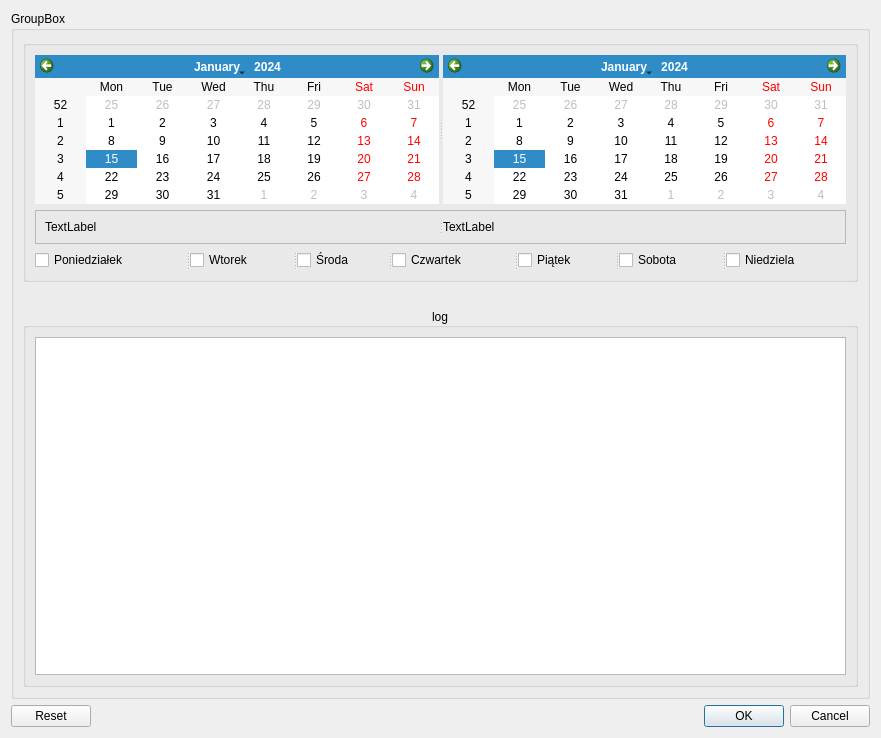
Old version of the form Main/main.ui in the repository Shhatter/PlanOstatniejSzansy.
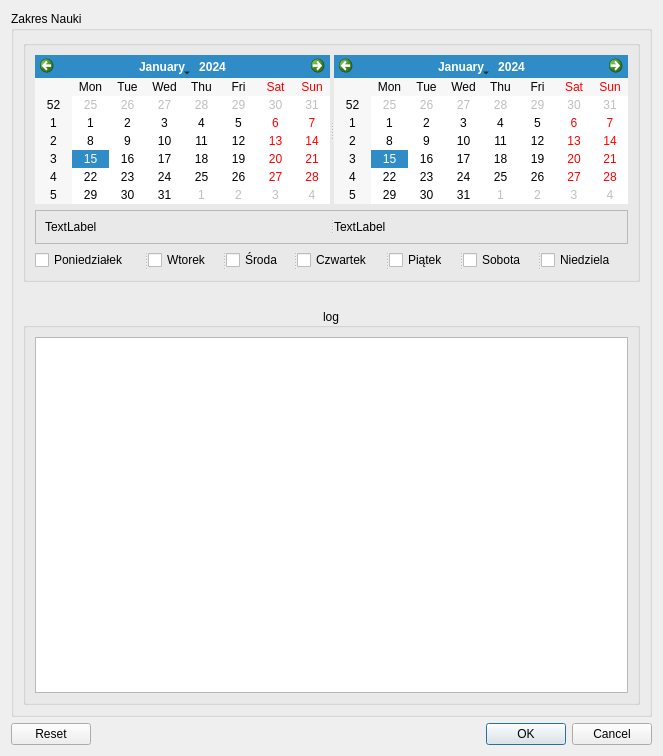
New version of the form.

```diff
--- a/Main/main.ui
+++ b/Main/main.ui
@@ -6,8 +6,8 @@
    <rect>
     <x>0</x>
     <y>0</y>
-    <width>881</width>
-    <height>738</height>
+    <width>663</width>
+    <height>756</height>
    </rect>
   </property>
   <property name="windowTitle">
@@ -19,6 +19,9 @@
      <property name="standardButtons">
       <set>QDialogButtonBox::Cancel|QDialogButtonBox::Ok|QDialogButtonBox::Reset</set>
      </property>
+     <property name="centerButtons">
+      <bool>false</bool>
+     </property>
     </widget>
    </item>
    <item row="0" column="0">
@@ -27,7 +30,7 @@
    <item row="0" column="1">
     <widget class="QGroupBox" name="groupBox">
      <property name="title">
-      <string>GroupBox</string>
+      <string>Zakres Nauki</string>
      </property>
      <layout class="QVBoxLayout" name="verticalLayout_2">
       <item>
@@ -113,6 +116,12 @@
             </property>
            </widget>
            <widget class="QCheckBox" name="checkBox_7">
+            <property name="enabled">
+             <bool>true</bool>
+            </property>
+            <property name="autoFillBackground">
+             <bool>false</bool>
+            </property>
             <property name="text">
              <string>Niedziela</string>
             </property>
```
Left out of the diff: 7 changed lines with no effect on the pictures.
